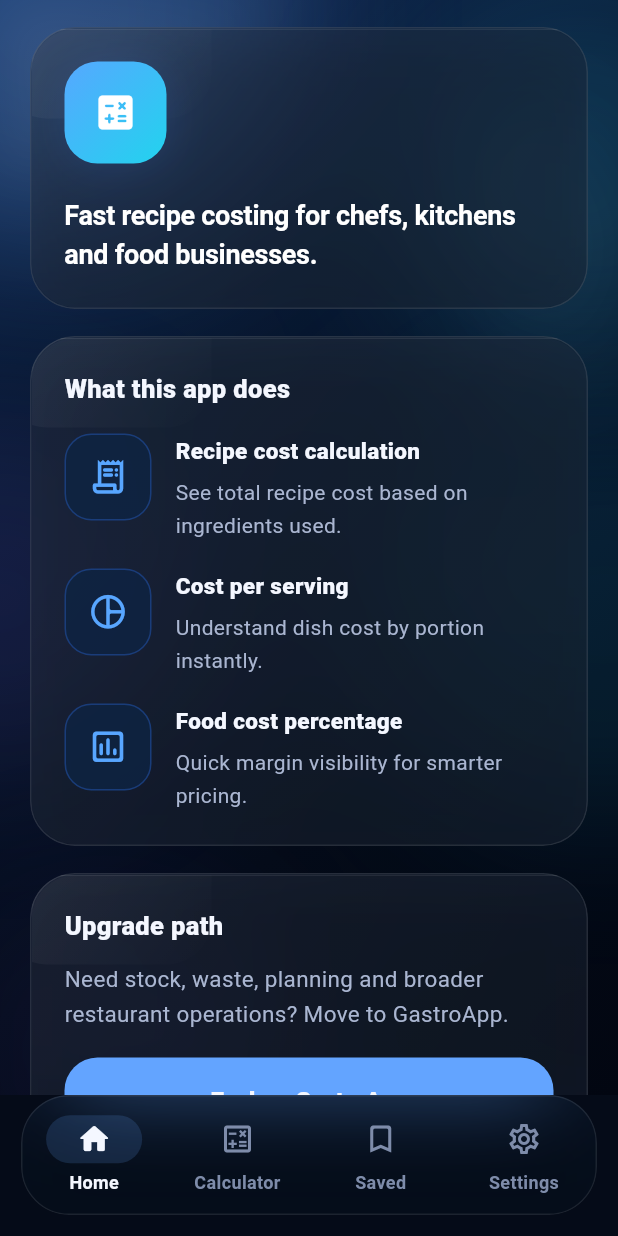
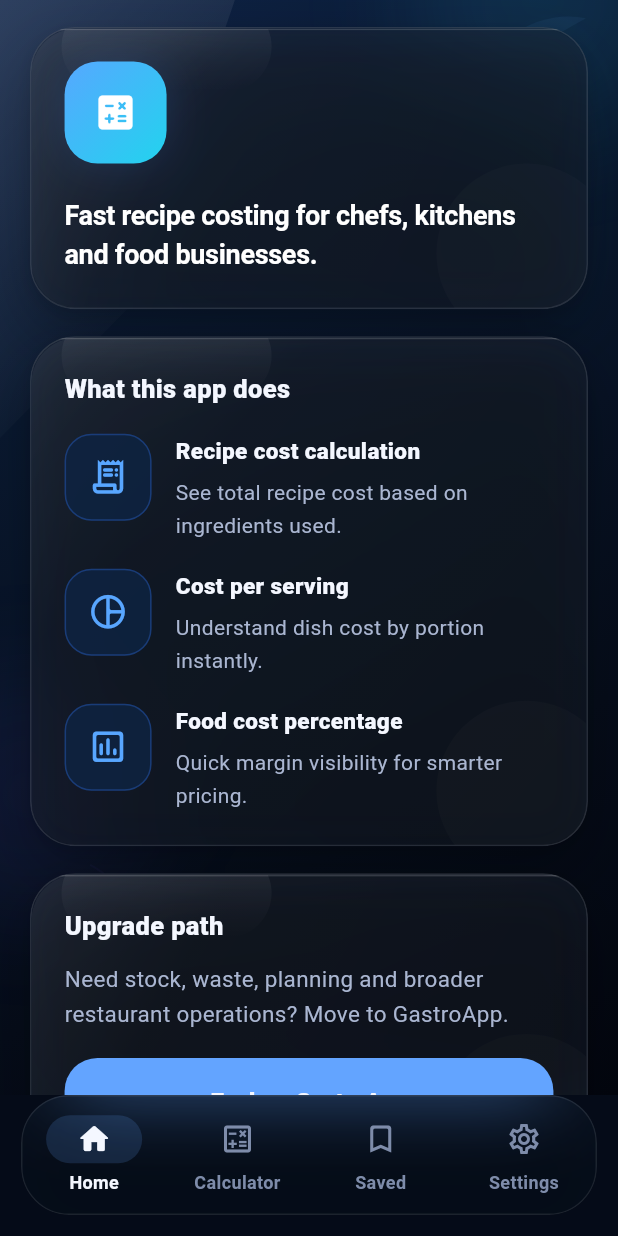
Before and after one commit to Dposleman/waste_trackr, a Flutter app: the screen it shows after launch, on a phone screen of 412 x 824 dp. Run offline on Flutter 3.47's test engine with Material 3 defaults, Android fonts, the phone set to English and light mode, and no system bars; our stand-ins replace shared_preferences.

Commit message:
refine glass card relief and structured premium background

```diff
--- a/lib/main.dart
+++ b/lib/main.dart
@@ -78,19 +78,19 @@ class _MainShellState extends State<MainShell> {
         child: ClipRRect(
           borderRadius: BorderRadius.circular(32),
           child: BackdropFilter(
-            filter: ImageFilter.blur(sigmaX: 28, sigmaY: 28),
+            filter: ImageFilter.blur(sigmaX: 26, sigmaY: 26),
             child: Container(
               decoration: BoxDecoration(
                 borderRadius: BorderRadius.circular(32),
-                color: const Color(0x70061222),
+                color: const Color(0x5E081321),
                 border: Border.all(
                   color: Colors.white.withOpacity(0.09),
                   width: 1,
                 ),
                 boxShadow: [
                   BoxShadow(
-                    color: Colors.black.withOpacity(0.24),
-                    blurRadius: 28,
+                    color: Colors.black.withOpacity(0.28),
+                    blurRadius: 30,
                     offset: const Offset(0, 14),
                   ),
                 ],
@@ -146,61 +146,37 @@ class _PremiumBackground extends StatelessWidget {
           begin: Alignment.topLeft,
           end: Alignment.bottomRight,
           colors: [
-            Color(0xFF102650),
-            Color(0xFF091A35),
-            Color(0xFF040B18),
-            Color(0xFF020611),
+            Color(0xFF0E2347),
+            Color(0xFF09182F),
+            Color(0xFF050C19),
+            Color(0xFF02050E),
           ],
-          stops: [0.0, 0.26, 0.70, 1.0],
+          stops: [0.0, 0.30, 0.72, 1.0],
         ),
       ),
       child: Stack(
         children: [
-          Positioned(
-            top: -150,
-            left: -120,
-            child: _orb(
-              size: 320,
-              color: const Color(0xFF5CA8FF).withOpacity(0.26),
+          Positioned.fill(
+            child: CustomPaint(
+              painter: _StructuredBackgroundPainter(),
             ),
           ),
           Positioned(
-            top: -10,
-            right: -100,
-            child: _orb(
-              size: 250,
-              color: const Color(0xFF2DD6FF).withOpacity(0.14),
+            top: -90,
+            right: -40,
+            child: _edgeGlow(
+              width: 180,
+              height: 180,
+              color: const Color(0xFF35CFFF).withOpacity(0.10),
             ),
           ),
           Positioned(
-            top: 280,
-            left: -120,
-            child: _orb(
-              size: 240,
-              color: const Color(0xFF7B61FF).withOpacity(0.11),
-            ),
-          ),
-          Positioned(
-            bottom: 180,
-            right: -130,
-            child: _orb(
-              size: 280,
-              color: const Color(0xFF1FC8FF).withOpacity(0.10),
-            ),
-          ),
-          Positioned(
-            bottom: -80,
-            left: -40,
-            child: _orb(
-              size: 220,
-              color: const Color(0xFF6F5BFF).withOpacity(0.08),
-            ),
-          ),
-          Positioned.fill(
-            child: IgnorePointer(
-              child: CustomPaint(
-                painter: _AmbientPainter(),
-              ),
+            bottom: 120,
+            left: -60,
+            child: _edgeGlow(
+              width: 160,
+              height: 160,
+              color: const Color(0xFF6E63FF).withOpacity(0.08),
             ),
           ),
         ],
@@ -208,89 +184,139 @@ class _PremiumBackground extends StatelessWidget {
     );
   }
 
-  Widget _orb({
-    required double size,
+  Widget _edgeGlow({
+    required double width,
+    required double height,
     required Color color,
   }) {
-    return ImageFiltered(
-      imageFilter: ImageFilter.blur(sigmaX: 52, sigmaY: 52),
-      child: Container(
-        width: size,
-        height: size,
-        decoration: BoxDecoration(
-          shape: BoxShape.circle,
-          color: color,
+    return IgnorePointer(
+      child: ImageFiltered(
+        imageFilter: ImageFilter.blur(sigmaX: 36, sigmaY: 36),
+        child: Container(
+          width: width,
+          height: height,
+          decoration: BoxDecoration(
+            shape: BoxShape.circle,
+            color: color,
+          ),
         ),
       ),
     );
   }
 }
 
-class _AmbientPainter extends CustomPainter {
+class _StructuredBackgroundPainter extends CustomPainter {
   @override
   void paint(Canvas canvas, Size size) {
-    final topGlow = Paint()
+    final softLine = Paint()
+      ..color = Colors.white.withOpacity(0.028)
+      ..strokeWidth = 1;
+
+    final softerLine = Paint()
+      ..color = Colors.white.withOpacity(0.014)
+      ..strokeWidth = 1;
+
+    final accentLine = Paint()
+      ..color = const Color(0xFF6CB6FF).withOpacity(0.06)
+      ..strokeWidth = 1.2;
+
+    final topBeam = Paint()
       ..shader = const LinearGradient(
         begin: Alignment.topLeft,
         end: Alignment.bottomRight,
         colors: [
-          Color(0x18FFFFFF),
+          Color(0x22FFFFFF),
           Color(0x00FFFFFF),
         ],
       ).createShader(
-        Rect.fromLTWH(0, 0, size.width * 0.55, size.height * 0.22),
+        Rect.fromLTWH(0, 0, size.width * 0.42, size.height * 0.22),
+      );
+
+    final beamPath = Path()
+      ..moveTo(0, 0)
+      ..lineTo(size.width * 0.38, 0)
+      ..lineTo(size.width * 0.21, size.height * 0.28)
+      ..lineTo(0, size.height * 0.40)
+      ..close();
+
+    canvas.drawPath(beamPath, topBeam);
+
+    final rightShapePaint = Paint()
+      ..color = const Color(0xFF33D6FF).withOpacity(0.035)
+      ..maskFilter = const MaskFilter.blur(BlurStyle.normal, 18);
+
+    final rightShape = Path()
+      ..moveTo(size.width * 0.88, size.height * 0.02)
+      ..quadraticBezierTo(
+        size.width * 1.02,
+        size.height * 0.14,
+        size.width * 0.92,
+        size.height * 0.32,
       )
-      ..maskFilter = const MaskFilter.blur(BlurStyle.normal, 22);
-
-    final topPath = Path()
-      ..moveTo(0, 0)
-      ..lineTo(size.width * 0.52, 0)
       ..quadraticBezierTo(
-        size.width * 0.28,
-        size.height * 0.10,
-        0,
+        size.width * 0.84,
         size.height * 0.18,
+        size.width * 0.88,
+        size.height * 0.02,
       )
       ..close();
 
-    canvas.drawPath(topPath, topGlow);
-
-    final rightGlow = Paint()
-      ..color = const Color(0x22A7E8FF)
-      ..maskFilter = const MaskFilter.blur(BlurStyle.normal, 40);
-
-    final rightPath = Path()
-      ..moveTo(size.width * 0.82, size.height * 0.10)
-      ..quadraticBezierTo(
-        size.width * 1.02,
-        size.height * 0.18,
-        size.width * 0.90,
-        size.height * 0.34,
-      )
-      ..quadraticBezierTo(
-        size.width * 0.78,
-        size.height * 0.22,
-        size.width * 0.82,
-        size.height * 0.10,
-      )
-      ..close();
-
-    canvas.drawPath(rightPath, rightGlow);
-
-    final linePaint = Paint()
-      ..color = Colors.white.withOpacity(0.022)
-      ..strokeWidth = 1;
+    canvas.drawPath(rightShape, rightShapePaint);
 
     canvas.drawLine(
-      Offset(size.width * 0.08, size.height * 0.14),
-      Offset(size.width * 0.78, size.height * 0.14),
-      linePaint,
+      Offset(size.width * 0.08, size.height * 0.12),
+      Offset(size.width * 0.80, size.height * 0.12),
+      softLine,
     );
 
     canvas.drawLine(
-      Offset(size.width * 0.22, size.height * 0.82),
+      Offset(size.width * 0.18, size.height * 0.52),
+      Offset(size.width * 0.92, size.height * 0.52),
+      softerLine,
+    );
+
+    canvas.drawLine(
+      Offset(size.width * 0.24, size.height * 0.82),
       Offset(size.width * 0.94, size.height * 0.82),
-      linePaint..color = Colors.white.withOpacity(0.012),
+      softerLine,
+    );
+
+    final arcRect1 = Rect.fromCircle(
+      center: Offset(size.width * 0.92, size.height * 0.10),
+      radius: 62,
+    );
+    final arcRect2 = Rect.fromCircle(
+      center: Offset(size.width * 0.92, size.height * 0.10),
+      radius: 44,
+    );
+    final arcRect3 = Rect.fromCircle(
+      center: Offset(size.width * 0.08, size.height * 0.86),
+      radius: 58,
+    );
+
+    canvas.drawArc(
+      arcRect1,
+      3.5,
+      1.4,
+      false,
+      accentLine,
+    );
+    canvas.drawArc(
+      arcRect2,
+      3.5,
+      1.4,
+      false,
+      accentLine..color = const Color(0xFF35CFFF).withOpacity(0.045),
+    );
+    canvas.drawArc(
+      arcRect3,
+      5.2,
+      1.2,
+      false,
+      Paint()
+        ..color = const Color(0xFF7A63FF).withOpacity(0.040)
+        ..strokeWidth = 1.2
+        ..style = PaintingStyle.stroke,
     );
   }
 
--- a/lib/widgets/app_card.dart
+++ b/lib/widgets/app_card.dart
@@ -16,79 +16,121 @@ class AppCard extends StatelessWidget {
 
   @override
   Widget build(BuildContext context) {
-    return ClipRRect(
+    return Container(
+      decoration: BoxDecoration(
+        borderRadius: BorderRadius.circular(radius),
+        boxShadow: [
+          BoxShadow(
+            color: Colors.black.withOpacity(0.24),
+            blurRadius: 34,
+            offset: const Offset(0, 18),
+          ),
+          BoxShadow(
+            color: Colors.black.withOpacity(0.10),
+            blurRadius: 8,
+            offset: const Offset(0, 3),
+          ),
+        ],
+      ),
+      child: ClipRRect(
         borderRadius: BorderRadius.circular(radius),
         child: BackdropFilter(
-        filter: ImageFilter.blur(sigmaX: 26, sigmaY: 26),
+          filter: ImageFilter.blur(sigmaX: 24, sigmaY: 24),
           child: Container(
             decoration: BoxDecoration(
               borderRadius: BorderRadius.circular(radius),
-            color: const Color(0x66111C2E),
+              color: const Color(0x54111C2E),
               border: Border.all(
-              color: Colors.white.withOpacity(0.11),
-              width: 1,
+                color: Colors.white.withOpacity(0.12),
+                width: 1.05,
               ),
-            boxShadow: [
-              BoxShadow(
-                color: Colors.black.withOpacity(0.18),
-                blurRadius: 26,
-                offset: const Offset(0, 12),
-              ),
-              BoxShadow(
-                color: Colors.white.withOpacity(0.015),
-                blurRadius: 1,
-                offset: const Offset(0, 1),
-              ),
-            ],
             ),
             child: Stack(
               children: [
-              Positioned(
-                top: 0,
-                left: 0,
-                right: 0,
-                height: 1,
-                child: Container(
-                  color: Colors.white.withOpacity(0.08),
-                ),
-              ),
-              Positioned(
-                top: -40,
-                left: -20,
-                child: Container(
-                  width: 140,
-                  height: 100,
+                Positioned.fill(
+                  child: DecoratedBox(
                     decoration: BoxDecoration(
                       borderRadius: BorderRadius.circular(radius),
                       gradient: LinearGradient(
                         begin: Alignment.topLeft,
                         end: Alignment.bottomRight,
                         colors: [
-                        Colors.white.withOpacity(0.07),
+                          Colors.white.withOpacity(0.085),
+                          Colors.white.withOpacity(0.028),
+                          Colors.white.withOpacity(0.012),
+                        ],
+                        stops: const [0.0, 0.28, 1.0],
+                      ),
+                    ),
+                  ),
+                ),
+                Positioned(
+                  top: 0,
+                  left: 18,
+                  right: 18,
+                  child: Container(
+                    height: 1,
+                    color: Colors.white.withOpacity(0.16),
+                  ),
+                ),
+                Positioned(
+                  top: -18,
+                  left: 20,
+                  child: Container(
+                    width: 140,
+                    height: 60,
+                    decoration: BoxDecoration(
+                      borderRadius: BorderRadius.circular(999),
+                      gradient: LinearGradient(
+                        begin: Alignment.topCenter,
+                        end: Alignment.bottomCenter,
+                        colors: [
+                          Colors.white.withOpacity(0.09),
                           Colors.white.withOpacity(0.0),
                         ],
                       ),
                     ),
                   ),
                 ),
-              Container(
+                Positioned(
+                  right: -20,
+                  bottom: -24,
+                  child: Container(
+                    width: 120,
+                    height: 120,
+                    decoration: BoxDecoration(
+                      shape: BoxShape.circle,
+                      color: Colors.white.withOpacity(0.018),
+                    ),
+                  ),
+                ),
+                Positioned.fill(
+                  child: DecoratedBox(
                     decoration: BoxDecoration(
                       borderRadius: BorderRadius.circular(radius),
-                  gradient: LinearGradient(
-                    begin: Alignment.topLeft,
-                    end: Alignment.bottomRight,
-                    colors: [
-                      Colors.white.withOpacity(0.035),
-                      Colors.white.withOpacity(0.012),
+                      boxShadow: [
+                        BoxShadow(
+                          color: Colors.white.withOpacity(0.015),
+                          blurRadius: 20,
+                          spreadRadius: 1,
+                          offset: const Offset(0, -2),
+                        ),
+                        BoxShadow(
+                          color: Colors.black.withOpacity(0.16),
+                          blurRadius: 20,
+                          spreadRadius: 1,
+                          offset: const Offset(0, 8),
+                        ),
                       ],
                     ),
                   ),
-                child: Padding(
+                ),
+                Padding(
                   padding: padding,
                   child: child,
                 ),
+              ],
             ),
-            ],
           ),
         ),
       ),
```
Lines whose indentation alone changed are shown as unchanged.
